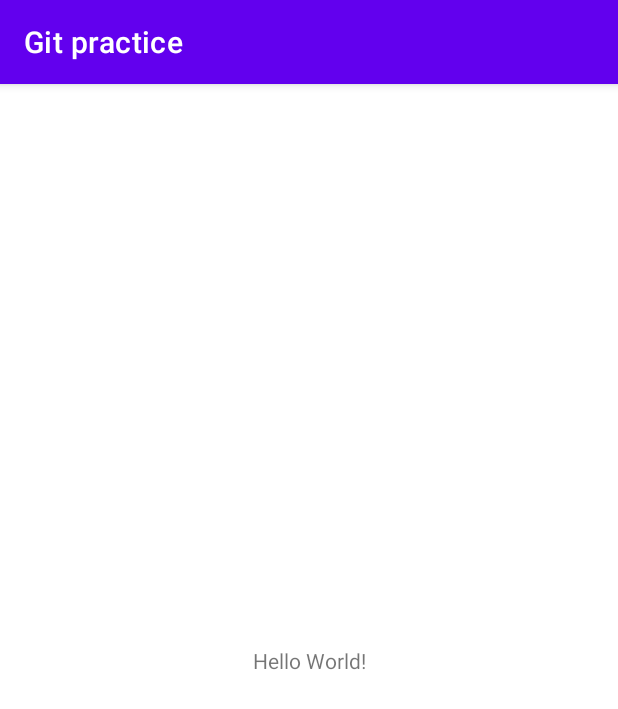
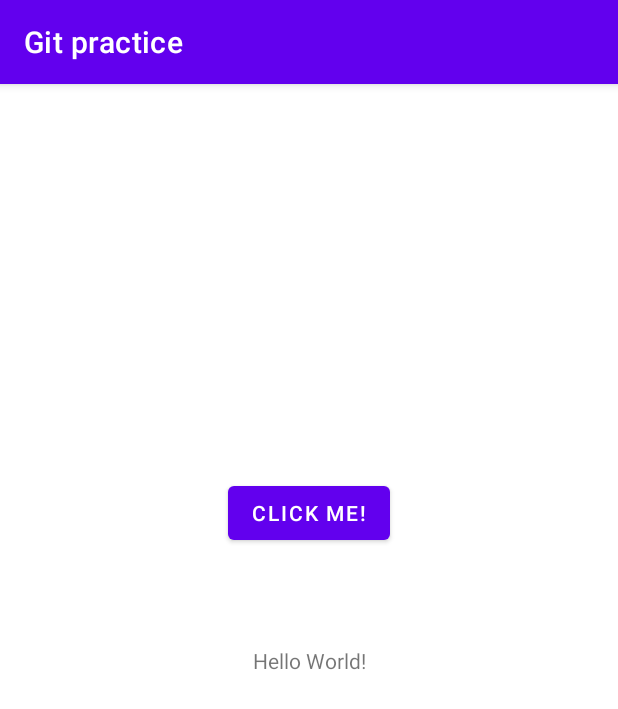
Before and after one commit to PiotrFormela0106/repo_29-06-2022, an Android app: the screen it shows after launch (MainActivity), on a phone screen of 412 x 824 dp. Shown: the top 709 px of the screen. Run offline under Robolectric (Android 15) with nearby library versions, the phone set to English and light mode, and no system bars.

Commit message:
New button 'click me' added

```diff
--- a/app/src/main/res/layout/activity_main.xml
+++ b/app/src/main/res/layout/activity_main.xml
@@ -28,4 +28,14 @@
         app:layout_constraintVertical_bias="0.25"
         tools:srcCompat="@tools:sample/avatars" />
 
+    <Button
+        android:id="@+id/button"
+        android:layout_width="wrap_content"
+        android:layout_height="wrap_content"
+        android:text="Click me!"
+        app:layout_constraintBottom_toTopOf="@+id/textView"
+        app:layout_constraintEnd_toEndOf="parent"
+        app:layout_constraintStart_toStartOf="parent"
+        app:layout_constraintTop_toBottomOf="@+id/imageView" />
+
 </androidx.constraintlayout.widget.ConstraintLayout>
```
